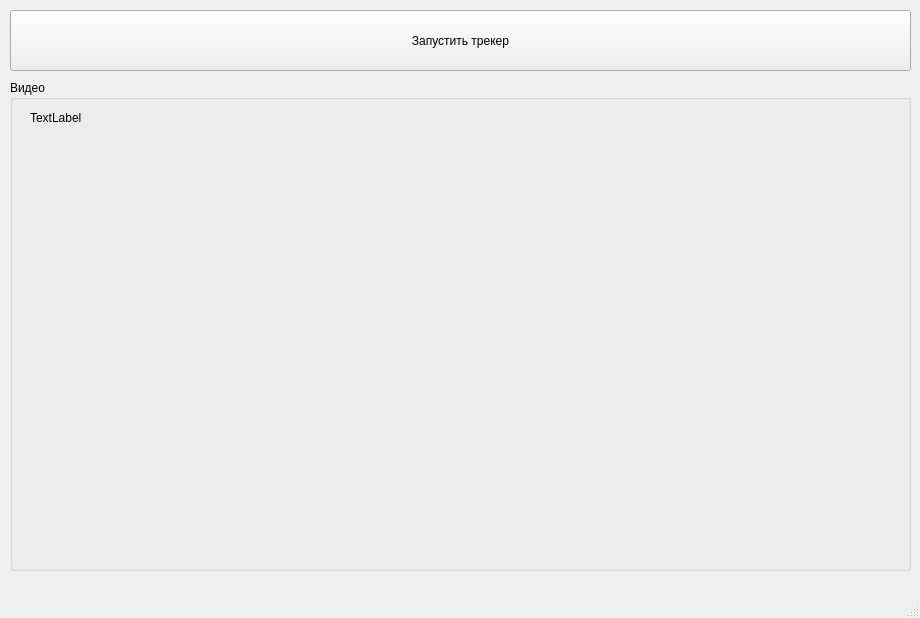
The window that training_faces/test_cv_cam.ui (takentui/EyeWindowsController) describes before a commit, drawn with Qt 5.
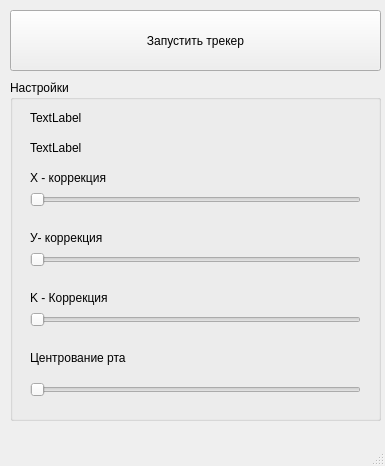
The same window after the commit.

```diff
--- a/training_faces/test_cv_cam.ui
+++ b/training_faces/test_cv_cam.ui
@@ -6,8 +6,8 @@
    <rect>
     <x>0</x>
     <y>0</y>
-    <width>920</width>
-    <height>618</height>
+    <width>385</width>
+    <height>466</height>
    </rect>
   </property>
   <property name="windowTitle">
@@ -22,8 +22,8 @@
      <rect>
       <x>10</x>
       <y>80</y>
-      <width>901</width>
-      <height>491</height>
+      <width>371</width>
+      <height>341</height>
      </rect>
     </property>
     <property name="sizePolicy">
@@ -33,24 +33,8 @@
      </sizepolicy>
     </property>
     <property name="title">
-     <string>Видео</string>
+     <string>Настройки</string>
     </property>
-    <widget class="QWidget" name="ImgWidget" native="true">
-     <property name="geometry">
-      <rect>
-       <x>10</x>
-       <y>50</y>
-       <width>881</width>
-       <height>421</height>
-      </rect>
-     </property>
-     <property name="sizePolicy">
-      <sizepolicy hsizetype="Fixed" vsizetype="Fixed">
-       <horstretch>0</horstretch>
-       <verstretch>0</verstretch>
-      </sizepolicy>
-     </property>
-    </widget>
     <widget class="QLabel" name="coords">
      <property name="geometry">
       <rect>
@@ -64,13 +48,130 @@
       <string>TextLabel</string>
      </property>
     </widget>
+    <widget class="QSlider" name="mxc_slider">
+     <property name="geometry">
+      <rect>
+       <x>20</x>
+       <y>110</y>
+       <width>331</width>
+       <height>19</height>
+      </rect>
+     </property>
+     <property name="orientation">
+      <enum>Qt::Horizontal</enum>
+     </property>
+    </widget>
+    <widget class="QLabel" name="label">
+     <property name="geometry">
+      <rect>
+       <x>20</x>
+       <y>90</y>
+       <width>101</width>
+       <height>16</height>
+      </rect>
+     </property>
+     <property name="text">
+      <string>Х - коррекция</string>
+     </property>
+    </widget>
+    <widget class="QLabel" name="label_2">
+     <property name="geometry">
+      <rect>
+       <x>20</x>
+       <y>150</y>
+       <width>81</width>
+       <height>16</height>
+      </rect>
+     </property>
+     <property name="text">
+      <string>У- коррекция</string>
+     </property>
+    </widget>
+    <widget class="QSlider" name="myc_slider">
+     <property name="geometry">
+      <rect>
+       <x>20</x>
+       <y>170</y>
+       <width>331</width>
+       <height>19</height>
+      </rect>
+     </property>
+     <property name="orientation">
+      <enum>Qt::Horizontal</enum>
+     </property>
+    </widget>
+    <widget class="QSlider" name="mkc_slider">
+     <property name="geometry">
+      <rect>
+       <x>20</x>
+       <y>230</y>
+       <width>331</width>
+       <height>19</height>
+      </rect>
+     </property>
+     <property name="orientation">
+      <enum>Qt::Horizontal</enum>
+     </property>
+    </widget>
+    <widget class="QLabel" name="label_3">
+     <property name="geometry">
+      <rect>
+       <x>20</x>
+       <y>210</y>
+       <width>81</width>
+       <height>16</height>
+      </rect>
+     </property>
+     <property name="text">
+      <string>K - Коррекция</string>
+     </property>
+    </widget>
+    <widget class="QLabel" name="label_4">
+     <property name="geometry">
+      <rect>
+       <x>20</x>
+       <y>270</y>
+       <width>101</width>
+       <height>16</height>
+      </rect>
+     </property>
+     <property name="text">
+      <string>Центрование рта</string>
+     </property>
+    </widget>
+    <widget class="QSlider" name="mvcc_slider">
+     <property name="geometry">
+      <rect>
+       <x>20</x>
+       <y>300</y>
+       <width>331</width>
+       <height>19</height>
+      </rect>
+     </property>
+     <property name="orientation">
+      <enum>Qt::Horizontal</enum>
+     </property>
+    </widget>
+    <widget class="QLabel" name="settings">
+     <property name="geometry">
+      <rect>
+       <x>20</x>
+       <y>60</y>
+       <width>341</width>
+       <height>16</height>
+      </rect>
+     </property>
+     <property name="text">
+      <string>TextLabel</string>
+     </property>
+    </widget>
    </widget>
    <widget class="QPushButton" name="startButton">
     <property name="geometry">
      <rect>
       <x>10</x>
       <y>10</y>
-      <width>901</width>
+      <width>371</width>
       <height>61</height>
      </rect>
     </property>
```
Left out of the diff: 2 changed lines with no effect on the pictures.
